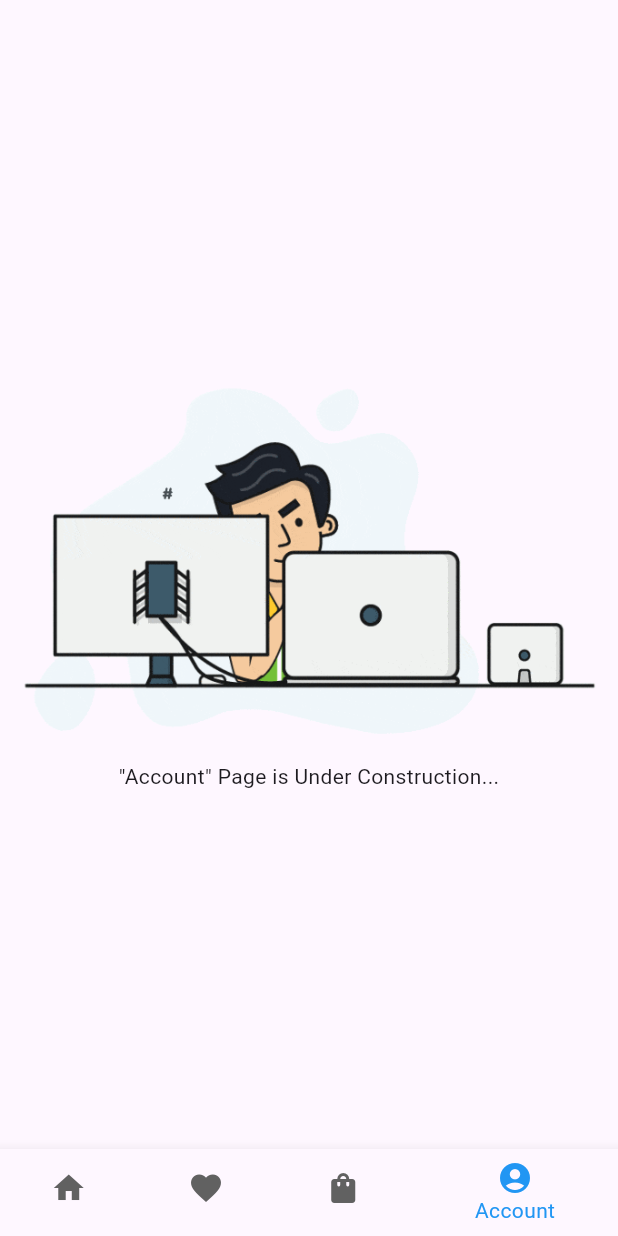
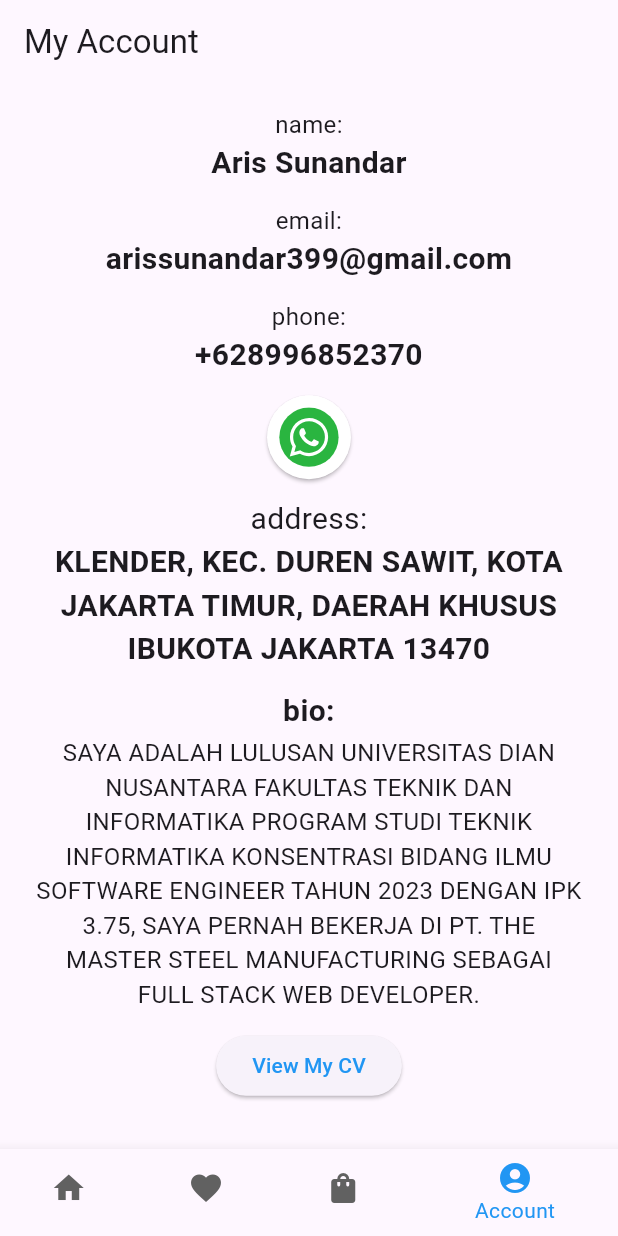
Before and after one commit to arssnndr/my-trip-app, a Flutter app: the screen it shows after launch, swiped to page 4, on a phone screen of 412 x 824 dp. Run offline on Flutter 3.47's test engine with Material 3 defaults, Android fonts, the phone set to English and light mode, and no system bars; our stand-ins replace carousel_slider, flutter_svg.

Commit message:
add: page: account page

```diff
--- a/lib/components/bottom_navbar.dart
+++ b/lib/components/bottom_navbar.dart
@@ -1,6 +1,7 @@
 import 'package:flutter/material.dart';
 import 'package:my_trip_app/pages/trip_list_page.dart';
 import 'package:my_trip_app/pages/home_page.dart';
+import 'package:my_trip_app/pages/account_page.dart';
 
 class BottomNavBar extends StatefulWidget {
   const BottomNavBar({super.key});
@@ -49,23 +50,7 @@ class BottomNavBarState extends State<BottomNavBar> {
         );
       },
     ),
-    OrientationBuilder(
-      builder: (context, orientation) {
-        return Center(
-          child: Column(
-            mainAxisAlignment: MainAxisAlignment.center,
-            children: [
-              Image.asset(
-                'assets/images/under-construction.gif',
-                width: orientation == Orientation.landscape ? 300 : null,
-              ),
-              const SizedBox(height: 10),
-              const Text('"Account" Page is Under Construction...'),
-            ],
-          ),
-        );
-      },
-    ),
+    AccountPage(),
   ];
 
   void _onItemTapped(int index) {
--- /dev/null
+++ b/lib/pages/account_page.dart
@@ -0,0 +1,138 @@
+import 'package:flutter/material.dart';
+import 'package:flutter_svg/flutter_svg.dart';
+import 'package:url_launcher/url_launcher.dart';
+
+class AccountPage extends StatelessWidget {
+  const AccountPage({super.key});
+
+  void _launchURL() async {
+    final Uri url = Uri.parse(
+      'https://drive.google.com/file/d/1jIxZ-1m9aNaUKPtdKfxbO9uO21VwjiIR/view?usp=sharing',
+    );
+    if (await canLaunchUrl(url)) {
+      await launchUrl(url);
+    } else {
+      throw 'Could not launch $url';
+    }
+  }
+
+  void _launchWhatsApp() async {
+    final Uri whatsappUri = Uri.parse('https://wa.me/628996852370');
+    if (await canLaunchUrl(whatsappUri)) {
+      await launchUrl(whatsappUri);
+    } else {
+      throw 'Could not launch $whatsappUri';
+    }
+  }
+
+  @override
+  Widget build(BuildContext context) {
+    return Scaffold(
+      appBar: AppBar(title: Text('My Account')),
+      body: Center(
+        child: Padding(
+          padding: const EdgeInsets.symmetric(horizontal: 24.0),
+          child: SingleChildScrollView(
+            child: Column(
+              mainAxisAlignment: MainAxisAlignment.center,
+              crossAxisAlignment: CrossAxisAlignment.center,
+              children: [
+                Text(
+                  'name:',
+                  style: TextStyle(fontSize: 16),
+                  textAlign: TextAlign.center,
+                ),
+                Text(
+                  'Aris Sunandar',
+                  style: TextStyle(fontSize: 20, fontWeight: FontWeight.bold),
+                  textAlign: TextAlign.center,
+                ),
+                SizedBox(height: 12),
+                Text(
+                  'email:',
+                  style: TextStyle(fontSize: 16),
+                  textAlign: TextAlign.center,
+                ),
+                Text(
+                  'arissunandar399@gmail.com',
+                  style: TextStyle(fontSize: 20, fontWeight: FontWeight.bold),
+                  textAlign: TextAlign.center,
+                ),
+                SizedBox(height: 12),
+                Text(
+                  'phone:',
+                  style: TextStyle(fontSize: 16),
+                  textAlign: TextAlign.center,
+                ),
+                Text(
+                  '+628996852370',
+                  style: TextStyle(fontSize: 20, fontWeight: FontWeight.bold),
+                  textAlign: TextAlign.center,
+                ),
+                SizedBox(height: 12),
+                ElevatedButton(
+                  onPressed: _launchWhatsApp,
+                  style: ElevatedButton.styleFrom(
+                    foregroundColor: Colors.green,
+                    backgroundColor: Colors.white,
+                    shape: CircleBorder(),
+                    padding: EdgeInsets.all(8),
+                  ),
+                  child: SvgPicture.asset(
+                    'assets/images/whatsapp-logo.svg',
+                    width: 40,
+                    height: 40,
+                  ),
+                ),
+                SizedBox(height: 12),
+                Text(
+                  'address:',
+                  style: TextStyle(fontSize: 20),
+                  textAlign: TextAlign.center,
+                ),
+                Text(
+                  'KLENDER, KEC. DUREN SAWIT, KOTA JAKARTA TIMUR, DAERAH KHUSUS IBUKOTA JAKARTA 13470',
+                  style: TextStyle(fontSize: 20, fontWeight: FontWeight.bold),
+                  textAlign: TextAlign.center,
+                ),
+                SizedBox(height: 12),
+                Text(
+                  'bio:',
+                  style: TextStyle(fontSize: 20, fontWeight: FontWeight.bold),
+                  textAlign: TextAlign.center,
+                ),
+                SizedBox(height: 2),
+                Text(
+                  'SAYA ADALAH LULUSAN UNIVERSITAS DIAN NUSANTARA FAKULTAS TEKNIK DAN INFORMATIKA PROGRAM STUDI TEKNIK INFORMATIKA KONSENTRASI BIDANG ILMU SOFTWARE ENGINEER TAHUN 2023 DENGAN IPK 3.75, SAYA PERNAH BEKERJA DI PT. THE MASTER STEEL MANUFACTURING SEBAGAI FULL STACK WEB DEVELOPER.',
+                  style: TextStyle(fontSize: 16),
+                  textAlign: TextAlign.center,
+                ),
+                SizedBox(height: 12),
+                MouseRegion(
+                  child: ElevatedButton(
+                    onPressed: _launchURL,
+                    style: ButtonStyle(
+                      overlayColor: WidgetStateProperty.resolveWith<Color?>((
+                        Set<WidgetState> states,
+                      ) {
+                        if (states.contains(WidgetState.hovered)) {
+                          return Colors.blue.withAlpha(25);
+                        }
+                        return null;
+                      }),
+                    ),
+                    child: Text(
+                      'View My CV',
+                      style: TextStyle(color: Colors.blue),
+                    ),
+                  ),
+                ),
+                SizedBox(height: 16),
+              ],
+            ),
+          ),
+        ),
+      ),
+    );
+  }
+}
--- a/pubspec.yaml
+++ b/pubspec.yaml
@@ -35,6 +35,8 @@ dependencies:
   # Use with the CupertinoIcons class for iOS style icons.
   cupertino_icons: ^1.0.8
   carousel_slider: ^5.0.0
+  url_launcher: ^6.3.1
+  flutter_svg: ^2.0.17
 
 dev_dependencies:
   flutter_test:
```
Also changed, not shown: assets/images/whatsapp-logo.svg (added), pubspec.lock (deleted), 6 other files.
